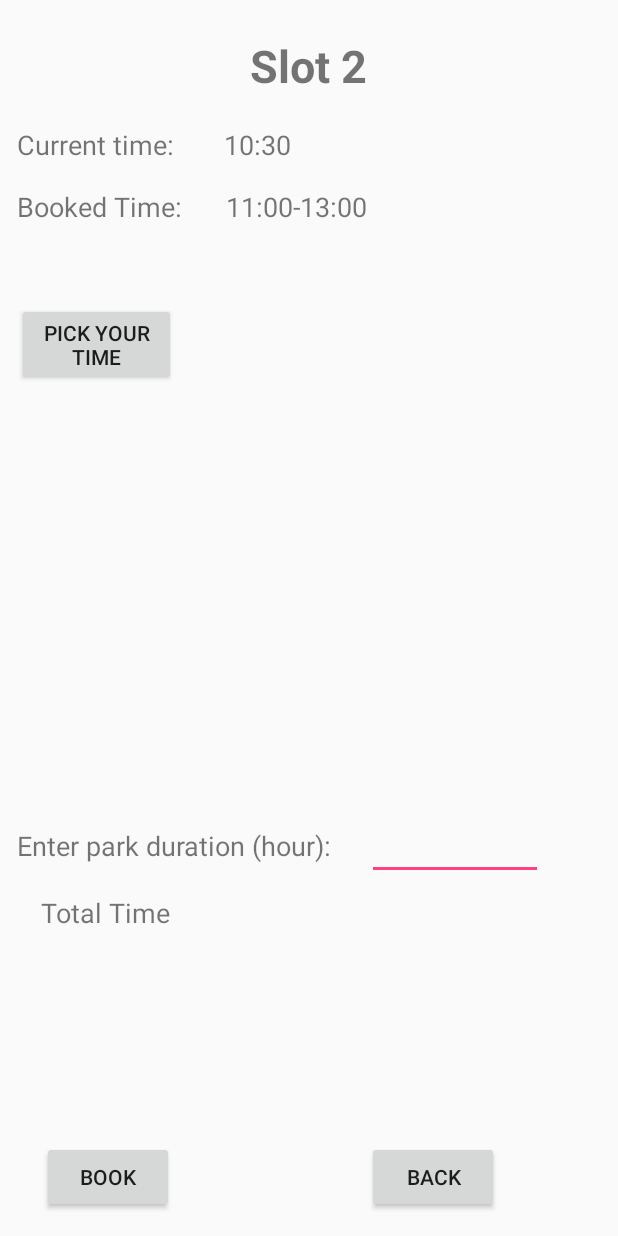
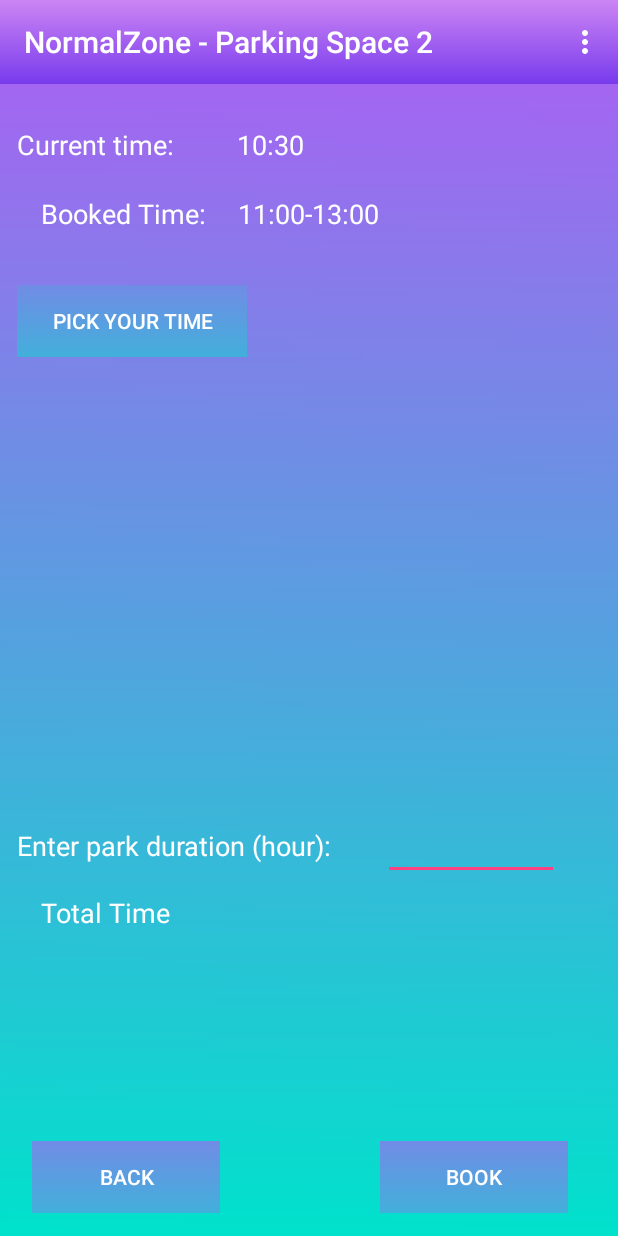
Before and after one commit to cee2504/ParkOur_Repository, an Android app: the NormalZone_Slot2 screen opened directly, with no data from a screen before it, on a phone screen of 412 x 824 dp. Run offline under Robolectric (Android 15) with nearby library versions, the phone set to English and light mode, and no system bars; our stand-ins replace Firebase (no records; nobody signed in at launch, a user with empty details on screens opened directly).

Commit message:
Added Time formatting

```diff
--- a/app/src/main/java/com/example/cee/parkour/NormalZone_Slot2.java
+++ b/app/src/main/java/com/example/cee/parkour/NormalZone_Slot2.java
@@ -7,11 +7,16 @@ import android.graphics.Color;
 import android.graphics.drawable.ColorDrawable;
 import android.support.v7.app.AppCompatActivity;
 import android.os.Bundle;
+import android.support.v7.widget.Toolbar;
+import android.view.Menu;
+import android.view.MenuItem;
 import android.view.View;
 import android.widget.Button;
 import android.widget.EditText;
 import android.widget.NumberPicker;
 import android.widget.TextView;
+
+import com.google.firebase.auth.FirebaseAuth;
 
 import java.util.Calendar;
 import java.util.StringTokenizer;
@@ -28,10 +33,21 @@ public class NormalZone_Slot2 extends AppCompatActivity {
     Button timeBtn;
     Button bookParking;
     Button backBtn;
+
+    private FirebaseAuth firebaseAuth;
+
+
     @Override
     protected void onCreate(Bundle savedInstanceState) {
         super.onCreate(savedInstanceState);
         setContentView(R.layout.activity_normal_zone__slot2);
+
+        //Firebase Code + Toolbar--------------
+        firebaseAuth = FirebaseAuth.getInstance();
+        Toolbar toolbar = findViewById(R.id.toolbar);
+        setSupportActionBar(toolbar);
+        getSupportActionBar().setTitle("NormalZone - Parking Space 2");
+        //-------------------------------------
 
         backBtn = (Button) findViewById(R.id.back);
         backBtn.setOnClickListener(new View.OnClickListener() {
@@ -46,7 +62,9 @@ public class NormalZone_Slot2 extends AppCompatActivity {
         final int curHour = cal.get(Calendar.HOUR_OF_DAY);
         int curMinute = cal.get(Calendar.MINUTE);
 
-        String curTime = curHour + ":" + curMinute;
+        String curMinuteFormatted = String.format("%02d", curMinute);
+        String curHourFormatted = String.format("%02d", curHour);
+        String curTime = curHourFormatted + ":" + curMinuteFormatted;
 
         displayTime = (TextView) findViewById(R.id.curTime);
         displayTime.setText(curTime);
@@ -72,7 +90,7 @@ public class NormalZone_Slot2 extends AppCompatActivity {
                 {
                     @Override
                     public void onClick(View v) {
-                        if (np.getValue() > curHour) {      //Compare current time with input time
+//                        if (np.getValue() > curHour) {      //Compares current time with input time
                         if ((np.getValue() >=11) && (np.getValue() <13)){
                             viewtimePicker.setText("This time is booked");
                             d.dismiss();
@@ -86,10 +104,10 @@ public class NormalZone_Slot2 extends AppCompatActivity {
                             viewtimePicker.setText(String.valueOf(np.getValue() + ":00"));
                             d.dismiss();
                         }
-                         }
-                        else if ( np.getValue() < curHour){
-                            viewtimePicker.setText("Time invalid. Time must be equal or greater than current time");
-                        }
+//                         }
+//                        else if ( np.getValue() < curHour){
+//                            viewtimePicker.setText("Time invalid. Time must be equal or greater than current time");
+//                        }
 
                     }
                 });
@@ -153,5 +171,33 @@ public class NormalZone_Slot2 extends AppCompatActivity {
                 //timeTotal.setText(Integer.toString(Integer.parseInt(hour) +  Integer.parseInt(durationHour.getText().toString())));
             }
         });
+    } //end OnCreate Method
+
+
+//------------------------------------------------------------------------------------
+//Firebase Code for toolbar
+    @Override
+    public boolean onOptionsItemSelected(MenuItem item) {
+        switch(item.getItemId()){
+            case R.id.logoutMenu:
+                Logout();
+
+        }
+        return super.onOptionsItemSelected(item);
     }
+
+    //inflates the toolbar menu and populates it with all of its options
+    @Override
+    public boolean onCreateOptionsMenu(Menu menu) {
+        getMenuInflater().inflate(R.menu.menu_parkour, menu);
+        return true;
+    }
+
+    // Logs the user out
+    private void Logout(){
+        firebaseAuth.signOut();
+        finish();
+        startActivity(new Intent(NormalZone_Slot2.this, LoginPage.class));
+    }
+//------------------------------------------------------------------------------------
 }
--- a/app/src/main/res/layout/activity_login.xml
+++ b/app/src/main/res/layout/activity_login.xml
@@ -19,7 +19,7 @@
         app:layout_constraintRight_toRightOf="parent"
         app:layout_constraintTop_toTopOf="parent"
         app:layout_constraintVertical_bias="0.115"
-        tools:textSize="30sp" />
+        android:textSize="30sp" />
 
     <EditText
         android:id="@+id/passwordTextBox"
--- a/app/src/main/res/layout/activity_normal_zone__slot1.xml
+++ b/app/src/main/res/layout/activity_normal_zone__slot1.xml
@@ -86,10 +86,11 @@
     <Button
         android:id="@+id/btnTime"
         android:layout_width="153dp"
+        android:background="@drawable/big_button_bg"
         android:layout_height="wrap_content"
         android:layout_alignStart="@+id/textView2"
         android:layout_alignTop="@+id/viewTime"
-        android:background="@drawable/big_button_bg"
+
         android:text="Pick your time"
         android:textColor="@color/white" />
 
@@ -129,11 +130,12 @@
     <Button
         android:id="@+id/btnBack"
         android:layout_width="125dp"
+        android:background="@drawable/big_button_bg"
         android:layout_height="wrap_content"
         android:layout_alignParentStart="true"
         android:layout_alignTop="@+id/book"
         android:layout_marginStart="28dp"
-        android:background="@drawable/big_button_bg"
+
         android:text="Back"
         android:textColor="@color/white" />
 
--- a/app/src/main/res/layout/activity_normal_zone__slot2.xml
+++ b/app/src/main/res/layout/activity_normal_zone__slot2.xml
@@ -4,27 +4,28 @@
     xmlns:tools="http://schemas.android.com/tools"
     android:layout_width="match_parent"
     android:layout_height="match_parent"
-    tools:context=".TimePicker">
+    tools:context=".TimePicker"
+    android:background="@drawable/gradient_bg_1">
 
-    <TextView
-        android:id="@+id/textView"
-        android:layout_width="wrap_content"
+    <include
+        android:id="@+id/toolbar"
+        layout="@layout/toolbar"
+        android:textColor="@color/white"
         android:layout_height="wrap_content"
-        android:layout_alignParentTop="true"
-        android:layout_centerHorizontal="true"
-        android:layout_marginTop="23dp"
-        android:text="Slot 2"
-        android:textSize="30sp"
-        android:textStyle="bold" />
+        app:layout_anchorGravity="top|center"
+        app:layout_constraintBottom_toBottomOf="parent"
+        app:layout_constraintEnd_toEndOf="parent"
+        app:layout_constraintStart_toStartOf="parent"
+        app:layout_constraintTop_toTopOf="parent"
+        android:layout_width="match_parent" />
 
     <TextView
         android:id="@+id/textView2"
         android:layout_width="wrap_content"
         android:layout_height="wrap_content"
-        android:layout_alignParentStart="true"
-        android:layout_alignParentTop="true"
         android:layout_marginStart="11dp"
         android:layout_marginTop="84dp"
+        android:textColor="@color/white"
         android:text="Current time:"
         android:textSize="18sp" />
 
@@ -32,8 +33,9 @@
         android:id="@+id/curTime"
         android:layout_width="95dp"
         android:layout_height="30dp"
-        android:layout_alignEnd="@+id/textView"
         android:layout_alignTop="@+id/textView2"
+        android:layout_centerHorizontal="true"
+        android:textColor="@color/white"
         android:textSize="18sp" />
 
     <TextView
@@ -41,22 +43,25 @@
         android:layout_width="wrap_content"
         android:layout_height="wrap_content"
         android:layout_alignParentTop="true"
-        android:layout_alignStart="@+id/textView2"
-        android:layout_marginTop="125dp"
+        android:layout_alignStart="@+id/totalTime"
+        android:layout_marginTop="130dp"
         android:text="Booked Time:"
+        android:textColor="@color/white"
         android:textSize="18sp" />
 
     <TextView
         android:id="@+id/textView6"
         android:layout_width="wrap_content"
         android:layout_height="wrap_content"
-        android:layout_alignEnd="@+id/textView"
         android:layout_alignTop="@+id/textView4"
+        android:layout_centerHorizontal="true"
         android:text="11:00-13:00"
+        android:textColor="@color/white"
         android:textSize="18sp" />
 
     <TextView
         android:id="@+id/textView9"
+        android:textColor="@color/white"
         android:layout_width="wrap_content"
         android:layout_height="wrap_content"
         android:layout_alignParentBottom="true"
@@ -67,7 +72,9 @@
 
     <Button
         android:id="@+id/btnTime"
-        android:layout_width="106dp"
+        android:textColor="@color/white"
+        android:layout_width="153dp"
+        android:background="@drawable/big_button_bg"
         android:layout_height="wrap_content"
         android:layout_alignStart="@+id/textView2"
         android:layout_alignTop="@+id/viewTime"
@@ -77,9 +84,10 @@
         android:id="@+id/viewTime"
         android:layout_width="192dp"
         android:layout_height="71dp"
+        android:layout_alignEnd="@+id/totalTime"
         android:layout_alignParentTop="true"
-        android:layout_alignStart="@+id/curTime"
-        android:layout_marginTop="202dp"
+        android:layout_marginTop="190dp"
+        android:textColor="@color/white"
         android:textSize="18sp" />
 
     <EditText
@@ -87,35 +95,45 @@
         android:layout_width="117dp"
         android:layout_height="wrap_content"
         android:layout_alignBaseline="@+id/textView9"
-        android:layout_toEndOf="@+id/textView"
+        android:layout_alignParentEnd="true"
+        android:layout_marginEnd="39dp"
         android:ems="10"
-        android:inputType="number" />
+        android:inputType="number"
+        android:textColor="@color/white" />
 
     <Button
         android:id="@+id/book"
-        android:layout_width="wrap_content"
+        android:layout_width="125dp"
         android:layout_height="wrap_content"
-        android:layout_alignEnd="@+id/textView2"
         android:layout_alignParentBottom="true"
         android:layout_marginBottom="15dp"
-        android:text="Book" />
+        android:layout_toEndOf="@+id/curTime"
+        android:background="@drawable/big_button_bg"
+        android:text="Book"
+        android:textColor="@color/white" />
 
     <Button
         android:id="@+id/back"
-        android:layout_width="wrap_content"
+        android:layout_width="125dp"
         android:layout_height="wrap_content"
+        android:layout_alignParentStart="true"
         android:layout_alignTop="@+id/book"
-        android:layout_toEndOf="@+id/textView"
-        android:text="Back" />
+        android:layout_marginStart="21dp"
+
+        android:background="@drawable/big_button_bg"
+        android:text="Back"
+        android:textColor="@color/white" />
 
     <TextView
         android:id="@+id/totalTime"
         android:layout_width="357dp"
         android:layout_height="144dp"
+        android:textColor="@color/white"
         android:layout_alignParentBottom="true"
         android:layout_centerHorizontal="true"
         android:layout_marginBottom="84dp"
         android:text="Total Time"
+
         android:textSize="18sp" />
 
 </RelativeLayout>
```
Also changed, not shown: app/src/main/java/com/example/cee/parkour/NormalZone_Slot1.java (+7 -3 lines), app/src/main/java/com/example/cee/parkour/P60_Zone_Slot1.java (+49 -6 lines), app/src/main/res/layout/activity_p60__zone__slot1.xml (+16 -9 lines).
